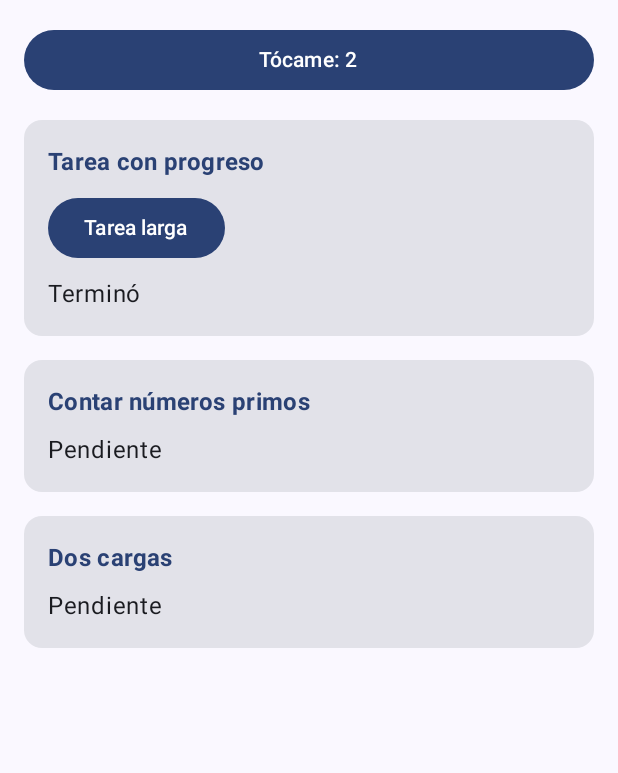
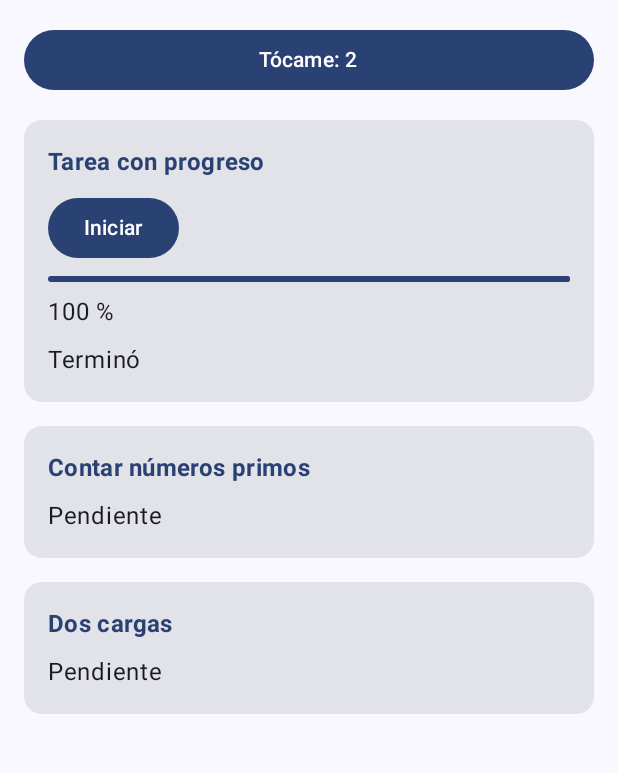
Before and after one commit to ydortizs-prog/CentroTareas, an Android app built with Jetpack Compose: the screen it shows after launch (MainActivity), after a tap on an icon or button, on a phone screen of 412 x 824 dp, the part 96-869 px from its top. Run offline under Robolectric (Android 15) with nearby library versions, the phone set to English and light mode, and no system bars; 2 other taps on this screen came first.

Commit message:
feat(progreso): agrega barra de progreso con StateFlow

```diff
--- a/app/src/main/java/com/ortiz/centrotareas/ui/PantallaTareas.kt
+++ b/app/src/main/java/com/ortiz/centrotareas/ui/PantallaTareas.kt
@@ -11,6 +11,7 @@ import androidx.compose.foundation.verticalScroll
 import androidx.compose.material3.Button
 import androidx.compose.material3.Card
 import androidx.compose.material3.ExperimentalMaterial3Api
+import androidx.compose.material3.LinearProgressIndicator
 import androidx.compose.material3.MaterialTheme
 import androidx.compose.material3.Scaffold
 import androidx.compose.material3.Text
@@ -31,6 +32,7 @@ import com.ortiz.centrotareas.viewmodel.TareasViewModel
 @Composable
 fun PantallaTareas(vm: TareasViewModel) {
     val mensaje by vm.mensaje.collectAsState()
+    val progreso by vm.progreso.collectAsState()
     // Contador de toques: la "prueba de vida" de la pantalla
     var toques by rememberSaveable { mutableIntStateOf(0) }
 
@@ -62,11 +64,16 @@ fun PantallaTareas(vm: TareasViewModel) {
             }
 
             Tarjeta("Tarea con progreso") {
-                // Paso 2: la tarea larga ya no bloquea el hilo principal
+                // Paso 2 y 3: la tarea larga ya no bloquea el hilo principal
                 Button(onClick = { vm.tareaLarga() }) {
-                    Text("Tarea larga")
+                    Text("Iniciar")
                 }
-                // TODO Paso 3: LinearProgressIndicator y porcentaje
+                // Paso 3: barra de progreso y porcentaje debajo
+                LinearProgressIndicator(
+                    progress = { progreso },
+                    modifier = Modifier.fillMaxWidth()
+                )
+                Text("${(progreso * 100).toInt()} %")
                 // TODO Paso 4: botones Iniciar / Cancelar
                 Text(mensaje)
             }
--- a/app/src/main/java/com/ortiz/centrotareas/viewmodel/TareasViewModel.kt
+++ b/app/src/main/java/com/ortiz/centrotareas/viewmodel/TareasViewModel.kt
@@ -20,22 +20,29 @@ class TareasViewModel(private val repo: TareasRepository) : ViewModel() {
     private val _mensaje = MutableStateFlow("Listo")
     val mensaje: StateFlow<String> = _mensaje.asStateFlow()
 
+    // Paso 3: progreso de 0f a 1f (la pantalla solo lee la versión de solo lectura)
+    private val _progreso = MutableStateFlow(0f)
+    val progreso: StateFlow<Float> = _progreso.asStateFlow()
+
     // Paso 2: reemplaza a tareaLargaMala(). La espera va en segundo plano con una corrutina
+    // Paso 3: 100 vueltas de 40 ms (≈ 4 s) actualizando el progreso
     fun tareaLarga() {
         viewModelScope.launch {
+            _progreso.value = 0f
             _mensaje.value = "Trabajando..."
             Log.d("HILO", "Antes: ${Thread.currentThread().name}")
             withContext(Dispatchers.Default) {
                 Log.d("HILO", "Dentro: ${Thread.currentThread().name}")
-                delay(4000)
+                for (i in 1..100) {
+                    delay(40)
+                    _progreso.value = i / 100f
+                }
             }
             Log.d("HILO", "Despues: ${Thread.currentThread().name}")
             _mensaje.value = "Terminó"
         }
     }
 
-    // TODO Paso 2: fun tareaLarga()
-    // TODO Paso 3: progreso
     // TODO Paso 4: trabajo (Job), corriendo y cancelar()
 
     // ----- Contar primos (paso 5)
```
